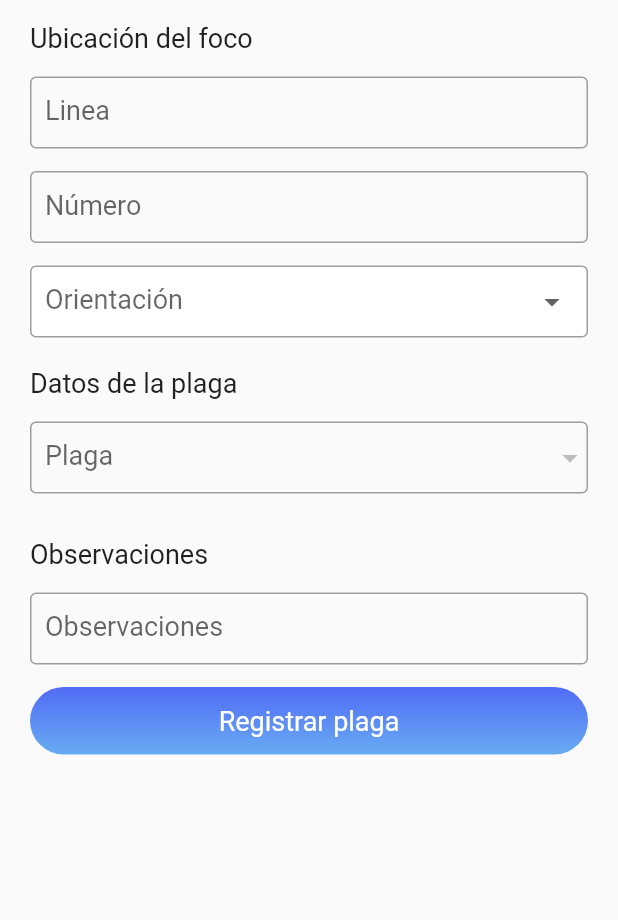
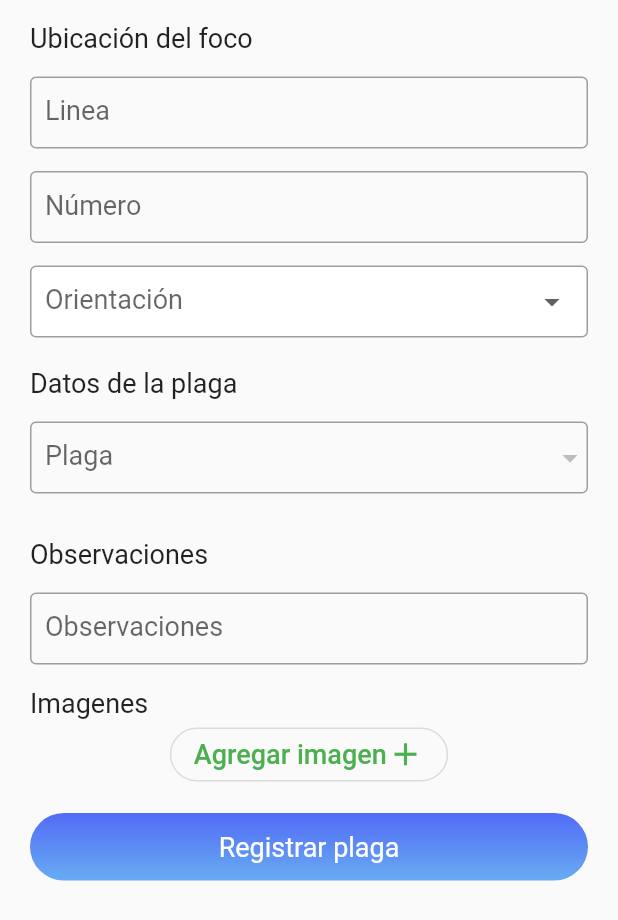
Before and after one commit to Chiasaurio/appmobilepalma, a Flutter app: the PlagaForm widget shown alone on an empty page, opened directly with empty values, on a phone screen of 412 x 824 dp. Shown: the top 920 px of the screen. Run offline on Flutter 3.47's test engine with Material 2 defaults, Android fonts, the phone set to English and light mode, and no system bars; drawn by our look-alikes of flutter_form_builder; our stand-ins replace dio, drift, equatable, flutter_bloc, flutter_secure_storage, fluttertoast and 7 more; accounts and stored records are empty; generated files the repository leaves out were written again.

Commit message:
Imagenes en plagas
- Se ajusto el formulario para agregar imagenes.
- Se creo la tabla Imagenes Censo para guardar las imagenes.

```diff
--- a/lib/data/moor/moor_database.dart
+++ b/lib/data/moor/moor_database.dart
@@ -44,6 +44,7 @@ LazyDatabase _openConnection() {
   RegistroTratamiento,
   Viajes,
   CensoEtapasPlaga,
+  ImagenCensoPlaga,
   Precipitacion,
 ], daos: [
   CosechaDao,
--- a/lib/main.dart
+++ b/lib/main.dart
@@ -4,10 +4,9 @@ import 'package:get_it/get_it.dart';
 
 import 'data/moor/moor_database.dart';
 
-void main() {
+Future<void> main() async {
   setup();
   WidgetsFlutterBinding.ensureInitialized();
-
   runApp(const AppPalma());
 }
 
--- /dev/null
+++ b/lib/presentation/modules/Camera/imagenes_registro_widget.dart
@@ -0,0 +1,77 @@
+import 'dart:io';
+
+import 'package:flutter/material.dart';
+import 'package:image_picker/image_picker.dart';
+
+class ImagenesRegistro extends StatefulWidget {
+  final List<XFile> imagenes;
+  final Function(List<XFile>) setImages;
+  const ImagenesRegistro(
+      {super.key, required this.imagenes, required this.setImages});
+
+  @override
+  State<ImagenesRegistro> createState() => _ImagenesRegistroState();
+}
+
+class _ImagenesRegistroState extends State<ImagenesRegistro> {
+  late List<XFile> imagenesLocal;
+
+  @override
+  void initState() {
+    imagenesLocal = widget.imagenes;
+    super.initState();
+  }
+
+  @override
+  Widget build(BuildContext context) {
+    return Column(
+      children: [
+        Row(
+          children: imagenesLocal
+              .map((e) => Container(
+                    padding: const EdgeInsets.symmetric(horizontal: 5),
+                    height: 100,
+                    width: 90,
+                    child: Image.file(
+                      File(e.path),
+                      fit: BoxFit.cover,
+                    ),
+                  ))
+              .toList(),
+        ),
+        OutlinedButton(
+          onPressed: () async {
+            final ImagePicker picker = ImagePicker();
+            final XFile? photo =
+                await picker.pickImage(source: ImageSource.camera);
+            if (photo != null) {
+              imagenesLocal.add(photo);
+              widget.setImages(imagenesLocal);
+            }
+          },
+          style: ButtonStyle(
+            shape: MaterialStateProperty.all<RoundedRectangleBorder>(
+                RoundedRectangleBorder(
+              borderRadius: BorderRadius.circular(100),
+              side: const BorderSide(color: Colors.green),
+            )),
+          ),
+          child: Row(
+            mainAxisSize: MainAxisSize.min,
+            children: const [
+              Text(
+                'Agregar imagen',
+                style: TextStyle(color: Colors.green, fontSize: 18),
+              ),
+              Icon(
+                Icons.add,
+                color: Colors.green,
+                size: 25,
+              ),
+            ],
+          ),
+        )
+      ],
+    );
+  }
+}
--- a/lib/presentation/modules/Plagas/cubit/plagas_cubit.dart
+++ b/lib/presentation/modules/Plagas/cubit/plagas_cubit.dart
@@ -9,6 +9,7 @@ import 'package:apppalma/utils/get_palma_identificador.dart';
 import 'package:drift/drift.dart';
 import 'package:equatable/equatable.dart';
 import 'package:flutter_bloc/flutter_bloc.dart';
+import 'package:image_picker/image_picker.dart';
 part 'plagas_state.dart';
 
 class PlagasCubit extends Cubit<PlagasState> {
@@ -17,10 +18,6 @@ class PlagasCubit extends Cubit<PlagasState> {
 
   clear(String nombreLote) {
     emit(PlagasState(nombreLote: nombreLote));
-  }
-
-  comenzarTomaDePlagas() {
-    emit(state.copyWith(isProcessRunning: true));
   }
 
   changeEtapa(List<EtapaIndividuosModel> etapasseleccionadas) {
@@ -49,6 +46,10 @@ class PlagasCubit extends Cubit<PlagasState> {
 
   changeObservaciones(String observacion) {
     emit(state.copyWith(observaciones: observacion));
+  }
+
+  changeImagenes(List<XFile> imagenes) {
+    emit(state.copyWith(imagenes: imagenes));
   }
 
   addPlagayEtapasFromServerToLocal(Map<String, List> map) async {
@@ -80,7 +81,8 @@ class PlagasCubit extends Cubit<PlagasState> {
           state.observaciones,
           state.plagaSeleccionada!.plaga.nombreComunPlaga,
           state.nombreLote!,
-          state.etapasSeleccionada);
+          state.etapasSeleccionada,
+          state.imagenes ?? []);
       emit(state.copyWith(status: FormStatus.submissionSuccess));
       registroExitosoToast();
     } catch (e) {
--- a/lib/presentation/modules/Plagas/cubit/plagas_state.dart
+++ b/lib/presentation/modules/Plagas/cubit/plagas_state.dart
@@ -1,7 +1,6 @@
 part of 'plagas_cubit.dart';
 
 class PlagasState extends Equatable {
-  final bool isProcessRunning;
   final FormStatus status;
   final List<PlagaConEtapas>? plagas;
   final PlagaConEtapas? plagaSeleccionada;
@@ -12,6 +11,7 @@ class PlagasState extends Equatable {
   final int? numero;
   final int? linea;
   final int? numeroIndividuos;
+  final List<XFile>? imagenes;
   // final int? limite1;
   // final int? limite2;
   final bool otraplaga;
@@ -19,7 +19,7 @@ class PlagasState extends Equatable {
   // final bool presencialote;
 
   const PlagasState({
-    this.isProcessRunning = false,
+    this.imagenes,
     this.plagas,
     this.plagaSeleccionada,
     this.etapasSeleccionada = const [],
@@ -37,7 +37,7 @@ class PlagasState extends Equatable {
     // this.presencialote = false,
   });
   PlagasState copyWith({
-    bool? isProcessRunning,
+    List<XFile>? imagenes,
     List<PlagaConEtapas>? plagas,
     PlagaConEtapas? plagaSeleccionada,
     List<EtapaIndividuosModel>? etapasSeleccionada,
@@ -55,7 +55,7 @@ class PlagasState extends Equatable {
     // bool? presencialote,
   }) {
     return PlagasState(
-        isProcessRunning: isProcessRunning ?? this.isProcessRunning,
+        imagenes: imagenes ?? this.imagenes,
         plagas: plagas ?? this.plagas,
         status: status ?? this.status,
         etapasSeleccionada: etapasSeleccionada ?? this.etapasSeleccionada,
@@ -75,7 +75,7 @@ class PlagasState extends Equatable {
 
   @override
   List<Object?> get props => [
-        isProcessRunning,
+        imagenes,
         plagas,
         plagaSeleccionada,
         etapasSeleccionada,
--- a/lib/presentation/modules/Plagas/plagas/ui/plaga_form.dart
+++ b/lib/presentation/modules/Plagas/plagas/ui/plaga_form.dart
@@ -1,6 +1,6 @@
-import 'package:apppalma/presentation/components/toasts/toasts.dart';
 import 'package:apppalma/data/moor/tables/plagas_table.dart';
 import 'package:apppalma/presentation/components/widgets/orientacion_dropdown.dart';
+import 'package:apppalma/presentation/modules/Camera/imagenes_registro_widget.dart';
 import 'package:apppalma/presentation/modules/Plagas/cubit/plagas_cubit.dart';
 import 'package:apppalma/presentation/modules/Plagas/models/etapa_individuo_model.dart';
 import 'package:apppalma/presentation/modules/Plagas/plagas/ui/submit_plaga_button.dart';
@@ -8,6 +8,7 @@ import 'package:apppalma/data/moor/moor_database.dart';
 import 'package:flutter/material.dart';
 import 'package:flutter_bloc/flutter_bloc.dart';
 import 'package:flutter_form_builder/flutter_form_builder.dart';
+import 'package:image_picker/image_picker.dart';
 
 import '../../../../constants.dart';
 
@@ -26,7 +27,6 @@ class PlagaForm extends StatefulWidget {
 class _PlagaFormState extends State<PlagaForm> {
   PlagaConEtapas? plagaconetapas;
   EtapasPlagaData? etapa;
-  // List<EtapasPlagaData> etapasseleccionadas = [];
   List<EtapaIndividuosModel> etapasseleccionadas = [];
   bool advertenciaetapa = false;
   Palma? palma;
@@ -43,6 +43,7 @@ class _PlagaFormState extends State<PlagaForm> {
   final GlobalKey<FormBuilderState> _formKey = GlobalKey<FormBuilderState>();
   late PlagasCubit cubit;
 
+  List<XFile> imagenes = [];
   @override
   Widget build(BuildContext context) {
     cubit = context.read<PlagasCubit>();
@@ -76,6 +77,18 @@ class _PlagaFormState extends State<PlagaForm> {
               ),
               const SizedBox(height: 15),
               _observaciones(),
+              const SizedBox(height: 15),
+              const Text(
+                'Imagenes',
+                style: TextStyle(fontSize: 18),
+              ),
+              ImagenesRegistro(
+                  imagenes: imagenes,
+                  setImages: (List<XFile> nuevasImagenes) {
+                    imagenes = nuevasImagenes;
+                    cubit.changeImagenes(imagenes);
+                    setState(() {});
+                  }),
               const SizedBox(height: 15),
               SubmitPlagaButton(
                 enabled: registrarPlagaEnabled,
--- a/pubspec.yaml
+++ b/pubspec.yaml
@@ -55,8 +55,8 @@ dependencies:
   easy_sidemenu: ^0.4.1+1
   google_fonts: ^4.0.3
   google_maps_flutter: ^2.2.5
-  location: ^5.0.1
-
+  location: ^4.4.0
+  image_picker: ^0.8.7+1
 dev_dependencies:
   drift_dev: ^2.1.0
   build_runner: ^2.2.0
```
Also changed, not shown: lib/data/moor/daos/plagas_daos.dart (+30 -3 lines), lib/data/moor/tables/censo_table.dart (+11 -0 lines), lib/data/moor/daos/plagas_daos.g.dart, lib/data/moor/moor_database.g.dart, pubspec.lock, 2 other files.
